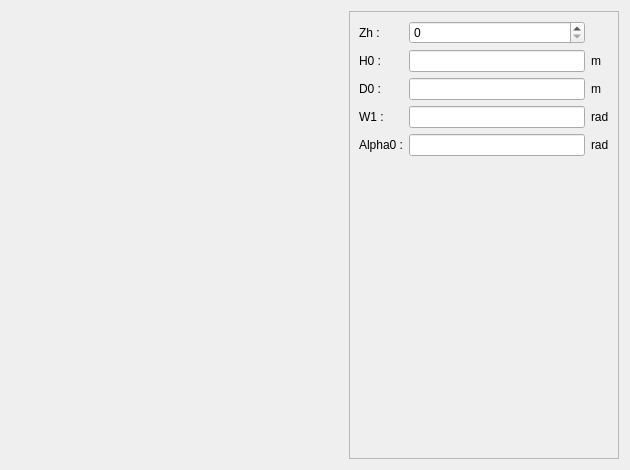
Before: the Qt Designer form pyleecan/GUI/Dialog/DMachineSetup/SLamParam/DAVDuct/PVentPolar/PVentPolar.ui in Eomys/pyleecan, drawn with Qt 5.
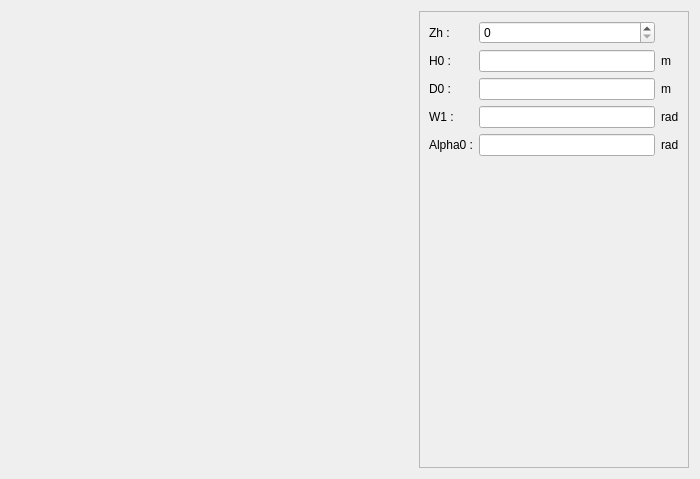
After: the same form once the commit is applied. Icons and pictures are not drawn. Custom widgets are drawn as their Qt base class.

What changed in the file:
```diff
--- a/pyleecan/GUI/Dialog/DMachineSetup/SLamParam/DAVDuct/PVentPolar/PVentPolar.ui
+++ b/pyleecan/GUI/Dialog/DMachineSetup/SLamParam/DAVDuct/PVentPolar/PVentPolar.ui
@@ -6,13 +6,13 @@
    <rect>
     <x>0</x>
     <y>0</y>
-    <width>630</width>
-    <height>470</height>
+    <width>700</width>
+    <height>479</height>
    </rect>
   </property>
   <property name="minimumSize">
    <size>
-    <width>630</width>
+    <width>700</width>
     <height>470</height>
    </size>
   </property>
@@ -27,8 +27,6 @@
   </property>
   <layout class="QHBoxLayout" name="horizontalLayout">
    <item>
-    <layout class="QVBoxLayout" name="verticalLayout_2">
-     <item>
       <widget class="QLabel" name="img_vent">
        <property name="sizePolicy">
         <sizepolicy hsizetype="Expanding" vsizetype="Expanding">
@@ -38,8 +36,8 @@
        </property>
        <property name="minimumSize">
         <size>
-         <width>300</width>
-         <height>300</height>
+       <width>410</width>
+       <height>410</height>
         </size>
        </property>
        <property name="maximumSize">
@@ -52,7 +50,7 @@
         <string/>
        </property>
        <property name="pixmap">
-        <pixmap resource="../../../../../Resources/pyleecan.qrc">:/images/images/MachineSetup/LamParam/PolarVentDuct.png</pixmap>
+      <pixmap resource="../../../../../Resources/pyleecan.qrc">:/images/images/MachineSetup/LamParam/VentilationPolar.png</pixmap>
        </property>
        <property name="scaledContents">
         <bool>false</bool>
@@ -62,8 +60,6 @@
        </property>
       </widget>
      </item>
-    </layout>
-   </item>
    <item>
     <widget class="QScrollArea" name="scrollArea">
      <property name="minimumSize">
@@ -87,7 +83,7 @@
         <x>0</x>
         <y>0</y>
         <width>268</width>
-        <height>446</height>
+        <height>455</height>
        </rect>
       </property>
       <layout class="QVBoxLayout" name="verticalLayout">
```
Lines whose indentation alone changed are shown as unchanged.
